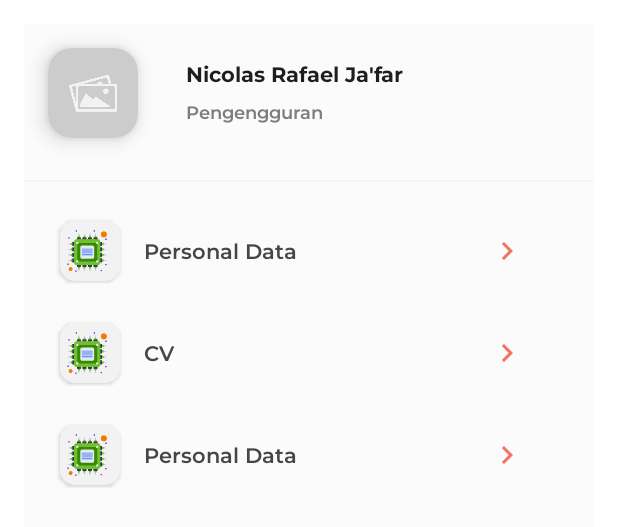
After one commit to Jafar0032/Job_Seeker, an Android app: the layout tse.xml on its own in the app's theme, with its tools: preview values and no code run, on a phone screen of 412 x 824 dp. The commit adds this screen. Shown: the top 527 px of the screen. Run offline under Robolectric (Android 15) with nearby library versions, the phone set to English and light mode, and no system bars.

Commit message:
Desain Fragment profile

```diff
--- /dev/null
+++ b/app/src/main/res/drawable/bg_item_profile.xml
@@ -0,0 +1,6 @@
+<?xml version="1.0" encoding="utf-8"?>
+<shape xmlns:android="http://schemas.android.com/apk/res/android">
+    <solid android:color="#F2F2F2"/>
+    <corners android:radius="10dp"/>
+    <stroke android:color="#F2F2F2"/>
+</shape>
--- a/app/src/main/res/layout/fragment_profile.xml
+++ b/app/src/main/res/layout/fragment_profile.xml
@@ -1,10 +1,10 @@
 <?xml version="1.0" encoding="utf-8"?>
-<ScrollView xmlns:android="http://schemas.android.com/apk/res/android"
+<RelativeLayout xmlns:android="http://schemas.android.com/apk/res/android"
     xmlns:app="http://schemas.android.com/apk/res-auto"
     xmlns:tools="http://schemas.android.com/tools"
     android:layout_width="match_parent"
     android:layout_height="match_parent"
-    android:layout_margin="15dp"
+    android:layout_margin="16dp"
     android:orientation="vertical"
     tools:context=".ui.profile.ProfileFragment">
 
@@ -252,4 +252,4 @@
 
     </LinearLayout>
 
-</ScrollView>
+</RelativeLayout>
--- /dev/null
+++ b/app/src/main/res/layout/tse.xml
@@ -0,0 +1,171 @@
+<?xml version="1.0" encoding="utf-8"?>
+<RelativeLayout xmlns:android="http://schemas.android.com/apk/res/android"
+    android:layout_width="match_parent"
+    android:layout_height="match_parent"
+    xmlns:tools="http://schemas.android.com/tools"
+    xmlns:app="http://schemas.android.com/apk/res-auto"
+    android:layout_margin="16dp"
+    tools:context=".ui.profile.ProfileFragment"
+    android:background="#FBFBFB">
+
+    <androidx.cardview.widget.CardView
+        android:id="@+id/cv_profil"
+        android:layout_width="wrap_content"
+        android:layout_height="wrap_content"
+        app:cardCornerRadius="16dp"
+        app:cardElevation="8dp"
+        android:elevation="10dp"
+        android:layout_marginStart="16dp"
+        android:layout_marginTop="16dp">
+
+        <ImageView
+            android:id="@+id/iv_profil"
+            android:layout_width="60dp"
+            android:layout_height="60dp"
+            android:src="@drawable/img_placeholder"/>
+
+    </androidx.cardview.widget.CardView>
+
+    <TextView
+        android:id="@+id/tv_fullname"
+        android:layout_width="wrap_content"
+        android:layout_height="wrap_content"
+        android:layout_toEndOf="@id/cv_profil"
+        android:layout_marginTop="24dp"
+        android:layout_marginStart="32dp"
+        android:text="Nicolas Rafael Ja'far"
+        android:fontFamily="@font/montserratbold"
+        android:textColor="#1E1E1E"/>
+
+    <TextView
+        android:id="@+id/tv_nganggur"
+        android:layout_width="wrap_content"
+        android:layout_height="wrap_content"
+        android:layout_below="@id/tv_fullname"
+        android:layout_toEndOf="@id/cv_profil"
+        android:layout_marginStart="32dp"
+        android:layout_marginTop="8dp"
+        android:text="Pengengguran"
+        android:fontFamily="@font/montserratsemibold"
+        android:textColor="#7D7D7D"
+        android:textSize="12sp"/>
+
+    <View
+        android:id="@+id/line"
+        android:layout_width="match_parent"
+        android:layout_height="1dp"
+        android:background="#F4F4F4"
+        android:layout_below="@id/cv_profil"
+        android:layout_marginTop="28dp"/>
+
+    <LinearLayout
+        android:id="@+id/ll_personal_data"
+        android:layout_width="match_parent"
+        android:layout_height="wrap_content"
+        android:orientation="horizontal"
+        android:layout_below="@id/line"
+        android:layout_marginTop="24dp"
+        android:layout_marginStart="16dp">
+
+        <androidx.appcompat.widget.AppCompatButton
+            android:layout_width="40dp"
+            android:layout_height="40dp"
+            android:layout_marginStart="8dp"
+            android:layout_marginVertical="2dp"
+            android:background="@drawable/bg_item_profile"
+            android:drawableEnd="@drawable/chipss"
+            android:paddingEnd="6dp"/>
+
+        <TextView
+            android:layout_width="wrap_content"
+            android:layout_height="wrap_content"
+            android:text="Personal Data"
+            android:fontFamily="@font/montserratsemibold"
+            android:textColor="#464646"
+            android:layout_gravity="center_vertical"
+            android:layout_marginStart="16dp"/>
+
+        <ImageView
+            android:layout_width="wrap_content"
+            android:layout_height="wrap_content"
+            android:src="@drawable/ic_arrow_right_24"
+            android:layout_gravity="center_vertical"
+            android:layout_marginStart="128dp"/>
+
+    </LinearLayout>
+
+    <LinearLayout
+        android:id="@+id/ll_cv"
+        android:layout_width="match_parent"
+        android:layout_height="wrap_content"
+        android:orientation="horizontal"
+        android:layout_below="@id/ll_personal_data"
+        android:layout_marginTop="24dp"
+        android:layout_marginStart="16dp">
+
+        <androidx.appcompat.widget.AppCompatButton
+            android:layout_width="40dp"
+            android:layout_height="40dp"
+            android:layout_marginStart="8dp"
+            android:layout_marginVertical="2dp"
+            android:background="@drawable/bg_item_profile"
+            android:drawableEnd="@drawable/chipss"
+            android:paddingEnd="6dp"/>
+
+        <TextView
+            android:layout_width="wrap_content"
+            android:layout_height="wrap_content"
+            android:text="CV"
+            android:fontFamily="@font/montserratsemibold"
+            android:textColor="#464646"
+            android:layout_gravity="center_vertical"
+            android:layout_marginStart="16dp"/>
+
+        <ImageView
+            android:layout_width="wrap_content"
+            android:layout_height="wrap_content"
+            android:src="@drawable/ic_arrow_right_24"
+            android:layout_gravity="center_vertical"
+            android:layout_marginStart="210dp"/>
+
+    </LinearLayout>
+
+    <LinearLayout
+        android:id="@+id/ll_settings"
+        android:layout_width="match_parent"
+        android:layout_height="wrap_content"
+        android:orientation="horizontal"
+        android:layout_below="@id/ll_cv"
+        android:layout_marginTop="24dp"
+        android:layout_marginStart="16dp">
+
+        <androidx.appcompat.widget.AppCompatButton
+            android:layout_width="40dp"
+            android:layout_height="40dp"
+            android:layout_marginStart="8dp"
+            android:layout_marginVertical="2dp"
+            android:background="@drawable/bg_item_profile"
+            android:drawableEnd="@drawable/chipss"
+            android:paddingEnd="6dp"/>
+
+        <TextView
+            android:layout_width="wrap_content"
+            android:layout_height="wrap_content"
+            android:text="Personal Data"
+            android:fontFamily="@font/montserratsemibold"
+            android:textColor="#464646"
+            android:layout_gravity="center_vertical"
+            android:layout_marginStart="16dp"/>
+
+        <ImageView
+            android:layout_width="wrap_content"
+            android:layout_height="wrap_content"
+            android:src="@drawable/ic_arrow_right_24"
+            android:layout_gravity="center_vertical"
+            android:layout_marginStart="128dp"/>
+
+    </LinearLayout>
+
+
+
+</RelativeLayout>
```
